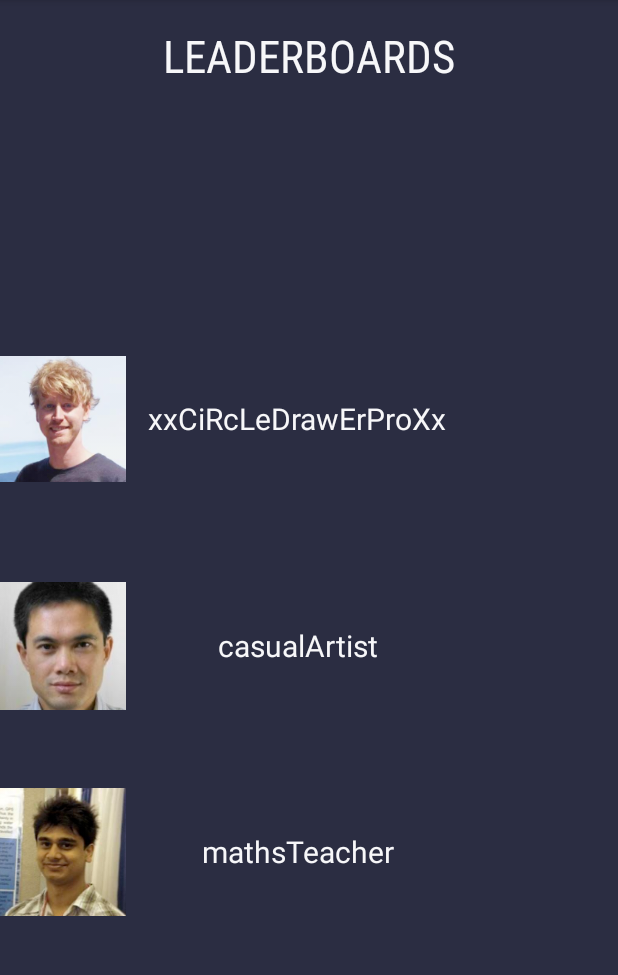
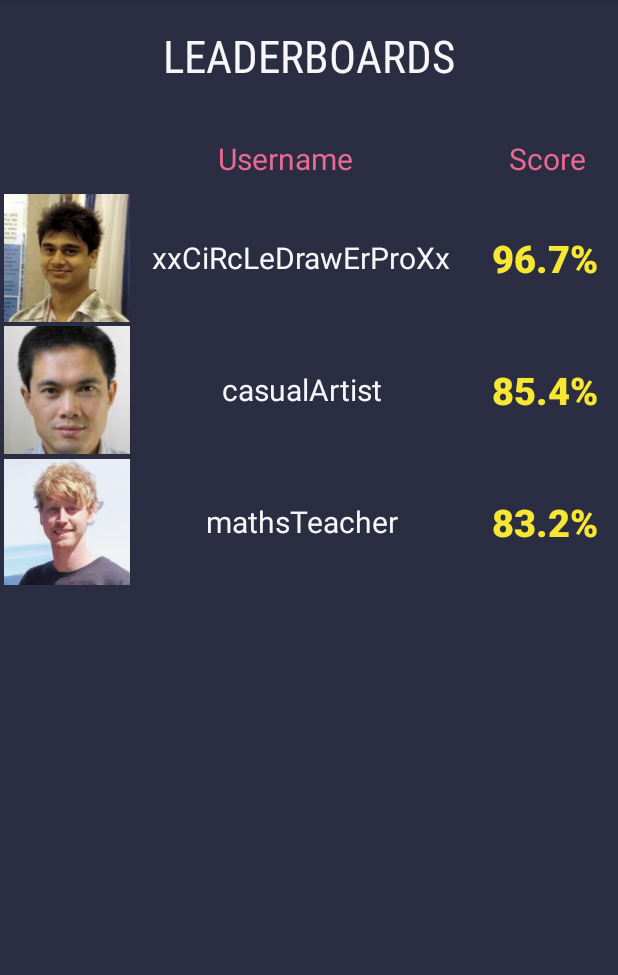
Before and after one commit to AndyLiu11037/SYNCS-hackathon, an Android app: the LeaderboardActivity screen opened directly, with no data from a screen before it, on a phone screen of 412 x 824 dp, the part 84-1059 px from its top. Run offline under Robolectric (Android 15) with nearby library versions, the phone set to English and light mode, and no system bars.

Commit message:
leaderboard complete

```diff
--- a/Front-End/app/src/main/res/layout/activity_leaderboard.xml
+++ b/Front-End/app/src/main/res/layout/activity_leaderboard.xml
@@ -7,6 +7,58 @@
     android:background="#2B2D42"
     tools:context=".LeaderboardActivity" >
 
+    <TextView
+        android:id="@+id/textView"
+        android:layout_width="wrap_content"
+        android:layout_height="wrap_content"
+        android:fontFamily="sans-serif-condensed"
+        android:text="LEADERBOARDS"
+        android:textColor="#F7F7F9"
+        android:textSize="30sp"
+        app:layout_constraintBottom_toBottomOf="parent"
+        app:layout_constraintEnd_toEndOf="parent"
+        app:layout_constraintStart_toStartOf="parent"
+        app:layout_constraintTop_toTopOf="parent"
+        app:layout_constraintVertical_bias="0.023" />
+
+    <LinearLayout
+        android:id="@+id/infobar"
+        android:layout_width="0dp"
+        android:layout_height="44dp"
+        android:orientation="horizontal"
+        android:weightSum="7"
+        app:layout_constraintBottom_toTopOf="@+id/linearLayout"
+        app:layout_constraintEnd_toEndOf="parent"
+        app:layout_constraintHorizontal_bias="1.0"
+        app:layout_constraintStart_toStartOf="parent"
+        app:layout_constraintTop_toBottomOf="@+id/textView"
+        app:layout_constraintVertical_bias="1.0">
+        <TextView
+            android:layout_width="42dp"
+            android:layout_height="match_parent"
+            android:layout_weight="1"
+            android:gravity="center"
+            />
+
+        <TextView
+            android:layout_width="167dp"
+            android:layout_height="match_parent"
+            android:layout_weight="4"
+            android:gravity="center"
+            android:text="Username"
+            android:textColor="#E86A92"
+            android:textSize="20sp" />
+
+        <TextView
+            android:layout_width="wrap_content"
+            android:layout_height="match_parent"
+            android:layout_weight="2"
+            android:gravity="center"
+            android:text="Score"
+            android:textColor="#E86A92"
+            android:textSize="20sp" />
+    </LinearLayout>
+
     <LinearLayout
         android:layout_width="409dp"
         android:layout_height="88dp"
@@ -14,18 +66,17 @@
         android:weightSum="7"
         app:layout_constraintBottom_toBottomOf="parent"
         app:layout_constraintEnd_toEndOf="parent"
-        app:layout_constraintHorizontal_bias="0.0"
+        app:layout_constraintHorizontal_bias="1.0"
         app:layout_constraintStart_toStartOf="parent"
-        app:layout_constraintTop_toBottomOf="@+id/textView"
-        app:layout_constraintVertical_bias="0.749">
-        >
+        app:layout_constraintTop_toBottomOf="@+id/linearLayout2"
+        app:layout_constraintVertical_bias="0.0">
 
         <ImageView
             android:id="@+id/tmp2"
             android:layout_width="73dp"
             android:layout_height="match_parent"
             android:layout_weight="2"
-            app:srcCompat="@drawable/prof3" />
+            app:srcCompat="@drawable/prof1" />
 
         <TextView
             android:layout_width="212dp"
@@ -39,21 +90,27 @@
         <TextView
             android:layout_width="86dp"
             android:layout_height="match_parent"
-            android:layout_weight="2" />
+            android:layout_weight="2"
+            android:fontFamily="sans-serif-black"
+            android:gravity="center"
+            android:text="83.2%"
+            android:textColor="#F7E733"
+            android:textSize="25sp" />
 
     </LinearLayout>
 
     <LinearLayout
+        android:id="@+id/linearLayout2"
         android:layout_width="409dp"
         android:layout_height="88dp"
         android:orientation="horizontal"
         android:weightSum="7"
         app:layout_constraintBottom_toBottomOf="parent"
         app:layout_constraintEnd_toEndOf="parent"
-        app:layout_constraintHorizontal_bias="0.0"
+        app:layout_constraintHorizontal_bias="1.0"
         app:layout_constraintStart_toStartOf="parent"
-        app:layout_constraintTop_toBottomOf="@+id/textView"
-        app:layout_constraintVertical_bias="0.529">
+        app:layout_constraintTop_toBottomOf="@+id/linearLayout"
+        app:layout_constraintVertical_bias="0.0">
         >
 
         <ImageView
@@ -75,7 +132,12 @@
         <TextView
             android:layout_width="86dp"
             android:layout_height="match_parent"
-            android:layout_weight="2" />
+            android:layout_weight="2"
+            android:fontFamily="sans-serif-black"
+            android:gravity="center"
+            android:text="85.4%"
+            android:textColor="#F7E733"
+            android:textSize="25sp" />
 
     </LinearLayout>
 
@@ -87,10 +149,10 @@
         android:weightSum="7"
         app:layout_constraintBottom_toBottomOf="parent"
         app:layout_constraintEnd_toEndOf="parent"
-        app:layout_constraintHorizontal_bias="0.0"
+        app:layout_constraintHorizontal_bias="1.0"
         app:layout_constraintStart_toStartOf="parent"
         app:layout_constraintTop_toBottomOf="@+id/textView"
-        app:layout_constraintVertical_bias="0.286">
+        app:layout_constraintVertical_bias="0.114">
         >
 
         <ImageView
@@ -98,7 +160,7 @@
             android:layout_width="73dp"
             android:layout_height="match_parent"
             android:layout_weight="2"
-            app:srcCompat="@drawable/prof1" />
+            app:srcCompat="@drawable/prof3" />
 
         <TextView
             android:layout_width="212dp"
@@ -112,22 +174,13 @@
         <TextView
             android:layout_width="86dp"
             android:layout_height="match_parent"
-            android:layout_weight="2" />
+            android:layout_weight="2"
+            android:fontFamily="sans-serif-black"
+            android:gravity="center"
+            android:text="96.7%"
+            android:textColor="#F7E733"
+            android:textSize="25sp" />
 
     </LinearLayout>
 
-    <TextView
-        android:id="@+id/textView"
-        android:layout_width="wrap_content"
-        android:layout_height="wrap_content"
-        android:fontFamily="sans-serif-condensed"
-        android:text="LEADERBOARDS"
-        android:textColor="#F7F7F9"
-        android:textSize="30sp"
-        app:layout_constraintBottom_toBottomOf="parent"
-        app:layout_constraintEnd_toEndOf="parent"
-        app:layout_constraintStart_toStartOf="parent"
-        app:layout_constraintTop_toTopOf="parent"
-        app:layout_constraintVertical_bias="0.023" />
-
 </androidx.constraintlayout.widget.ConstraintLayout>
```
